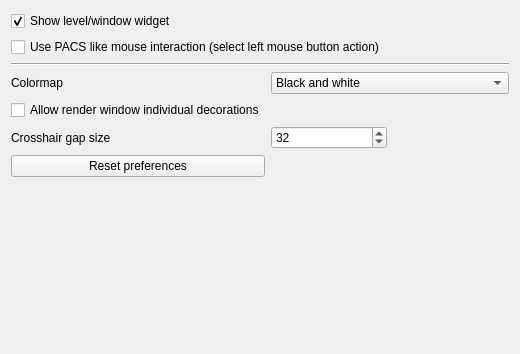
MITK/MITK, file Plugins/org.mitk.gui.qt.mxnmultiwidgeteditor/src/internal/QmitkMxNMultiWidgetEditorPreferencePage.ui: the form before one commit.
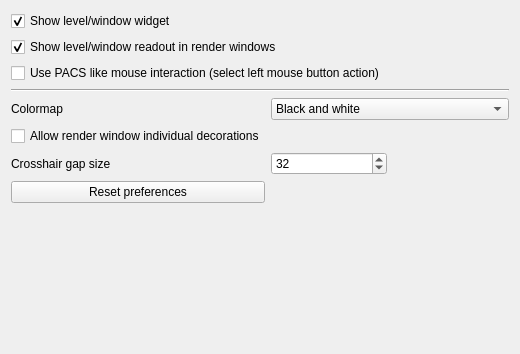
The form after the commit.

Commit message: Add windowing/LUT overlay and layout editor to MxN

```diff
--- a/Plugins/org.mitk.gui.qt.mxnmultiwidgeteditor/src/internal/QmitkMxNMultiWidgetEditorPreferencePage.ui
+++ b/Plugins/org.mitk.gui.qt.mxnmultiwidgeteditor/src/internal/QmitkMxNMultiWidgetEditorPreferencePage.ui
@@ -28,6 +28,19 @@
     </widget>
    </item>
    <item row="1" column="0" colspan="3">
+    <widget class="QCheckBox" name="m_ShowLevelWindowReadout">
+     <property name="toolTip">
+      <string>Always show the W/L corner readout in each render window. When unchecked, the readout only appears on pointer proximity like the other viewport furniture.</string>
+     </property>
+     <property name="text">
+      <string>Show level/window readout in render windows</string>
+     </property>
+     <property name="checked">
+      <bool>true</bool>
+     </property>
+    </widget>
+   </item>
+   <item row="2" column="0" colspan="3">
     <widget class="QCheckBox" name="m_PACSLikeMouseMode">
      <property name="layoutDirection">
       <enum>Qt::LayoutDirection::LeftToRight</enum>
@@ -37,7 +50,7 @@
      </property>
     </widget>
    </item>
-   <item row="7" column="0">
+   <item row="8" column="0">
     <spacer name="verticalSpacer">
      <property name="orientation">
       <enum>Qt::Orientation::Vertical</enum>
@@ -50,7 +63,7 @@
      </property>
     </spacer>
    </item>
-   <item row="4" column="0">
+   <item row="5" column="0">
     <widget class="QCheckBox" name="m_IndividualDecorations">
      <property name="sizePolicy">
       <sizepolicy hsizetype="Minimum" vsizetype="Fixed">
@@ -63,7 +76,7 @@
      </property>
     </widget>
    </item>
-   <item row="3" column="1" colspan="2">
+   <item row="4" column="1" colspan="2">
     <widget class="QComboBox" name="m_ColormapComboBox">
      <item>
       <property name="text">
@@ -72,35 +85,35 @@
      </item>
     </widget>
    </item>
-   <item row="2" column="0" colspan="3">
+   <item row="3" column="0" colspan="3">
     <widget class="Line" name="lineBottom">
      <property name="orientation">
       <enum>Qt::Orientation::Horizontal</enum>
      </property>
     </widget>
    </item>
-   <item row="3" column="0">
+   <item row="4" column="0">
     <widget class="QLabel" name="m_ColormapLabel">
      <property name="text">
       <string>Colormap</string>
      </property>
     </widget>
    </item>
-   <item row="6" column="0">
+   <item row="7" column="0">
     <widget class="QPushButton" name="m_ResetButton">
      <property name="text">
       <string>Reset preferences</string>
      </property>
     </widget>
    </item>
-   <item row="5" column="1">
+   <item row="6" column="1">
     <widget class="QSpinBox" name="m_CrosshairGapSize">
      <property name="value">
       <number>32</number>
      </property>
     </widget>
    </item>
-   <item row="5" column="0">
+   <item row="6" column="0">
     <widget class="QLabel" name="m_CrosshairGapSizeLabel">
      <property name="toolTip">
       <string>&lt;html&gt;&lt;head/&gt;&lt;body&gt;&lt;p&gt;The gap in the middle of the crosshair in pixels.&lt;/p&gt;&lt;/body&gt;&lt;/html&gt;</string>
```
The commit also changes 30 other files.
